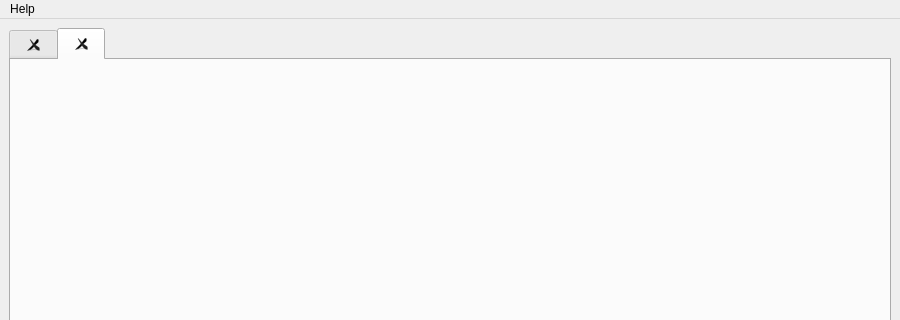
The window that src/modules/mainModule/mainmodule.ui (htqwjtch/Almost_Total_Commander) describes before a commit, drawn with Qt 5; both pictures show x 0 to 900 and y 0 to 320 of the 900 by 800 pixel window.
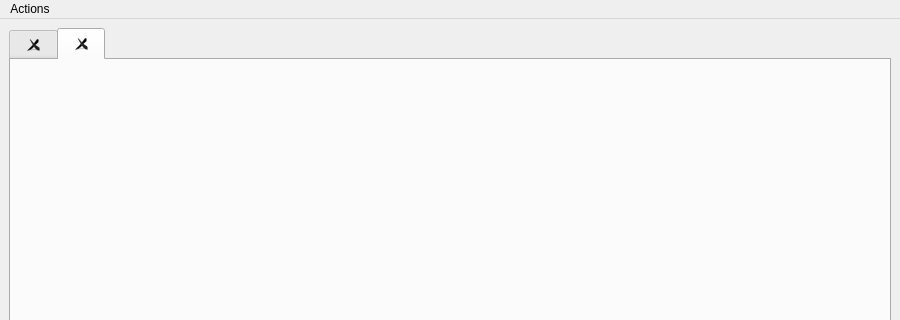
The same window after the commit. Icons and pictures are not drawn.

The edit to the form file:
```diff
--- a/src/modules/mainModule/mainmodule.ui
+++ b/src/modules/mainModule/mainmodule.ui
@@ -49,12 +49,12 @@
      <x>0</x>
      <y>0</y>
      <width>900</width>
-     <height>23</height>
+     <height>20</height>
     </rect>
    </property>
    <widget class="QMenu" name="menuHelp">
     <property name="title">
-     <string>Help</string>
+     <string>Actions</string>
     </property>
     <addaction name="actionAdd_Tab"/>
     <addaction name="actionClose_Tab"/>
```
